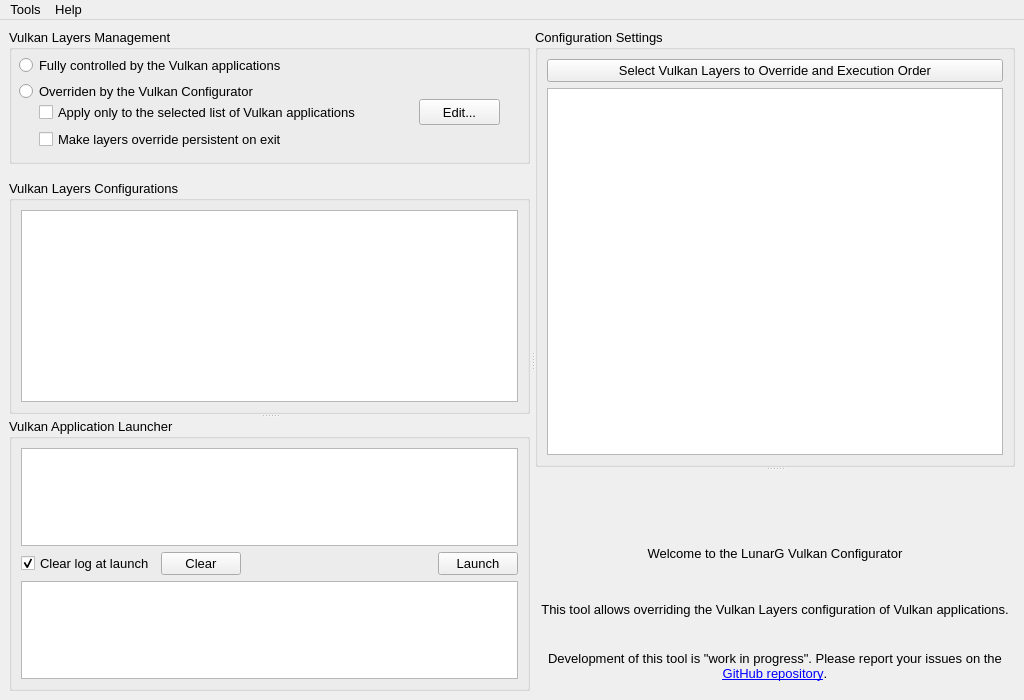
Above: vkconfig/mainwindow.ui from tksuoran/VulkanTools before the change. Below: the same form after it.
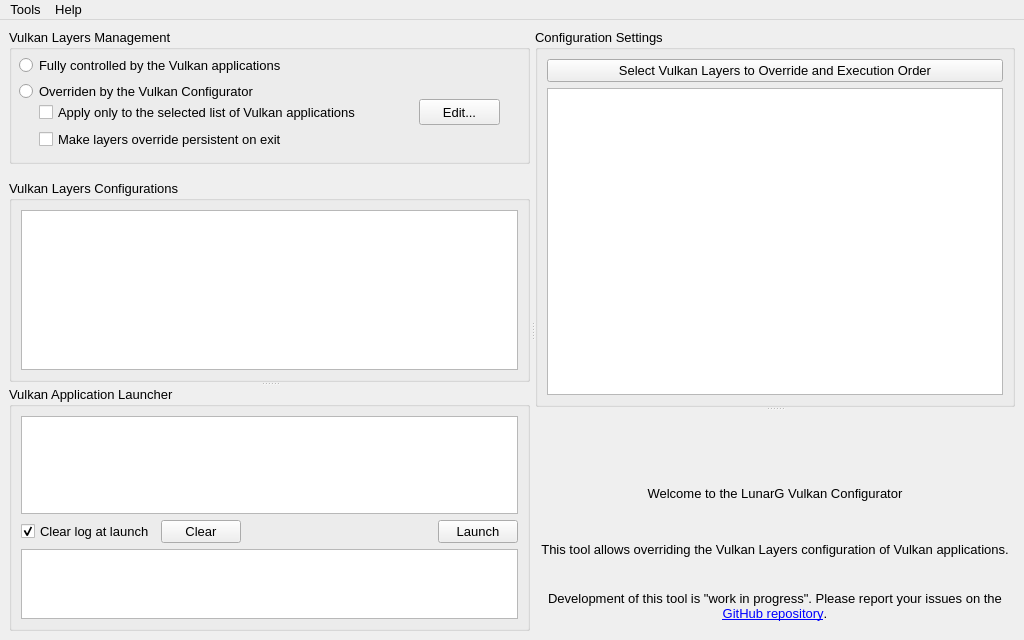
That is the form after the change. Icons and pictures are not drawn.

Commit message:
vkconfig: Improved 1440p screen scaling up to 150%
Default main window height is 640px so that vkconfig fit on
1440p screen with 150% scaling.

```diff
--- a/vkconfig/mainwindow.ui
+++ b/vkconfig/mainwindow.ui
@@ -7,7 +7,7 @@
     <x>0</x>
     <y>0</y>
     <width>1024</width>
-    <height>700</height>
+    <height>640</height>
    </rect>
   </property>
   <property name="sizePolicy">
```
